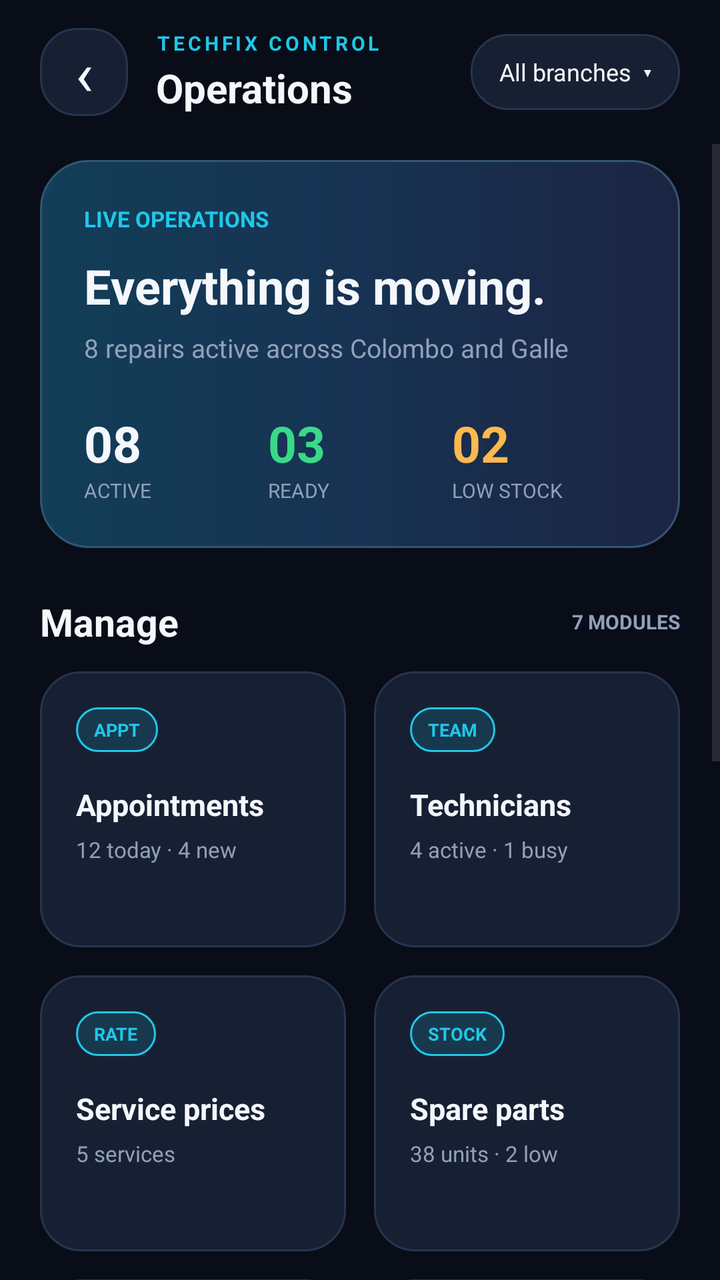
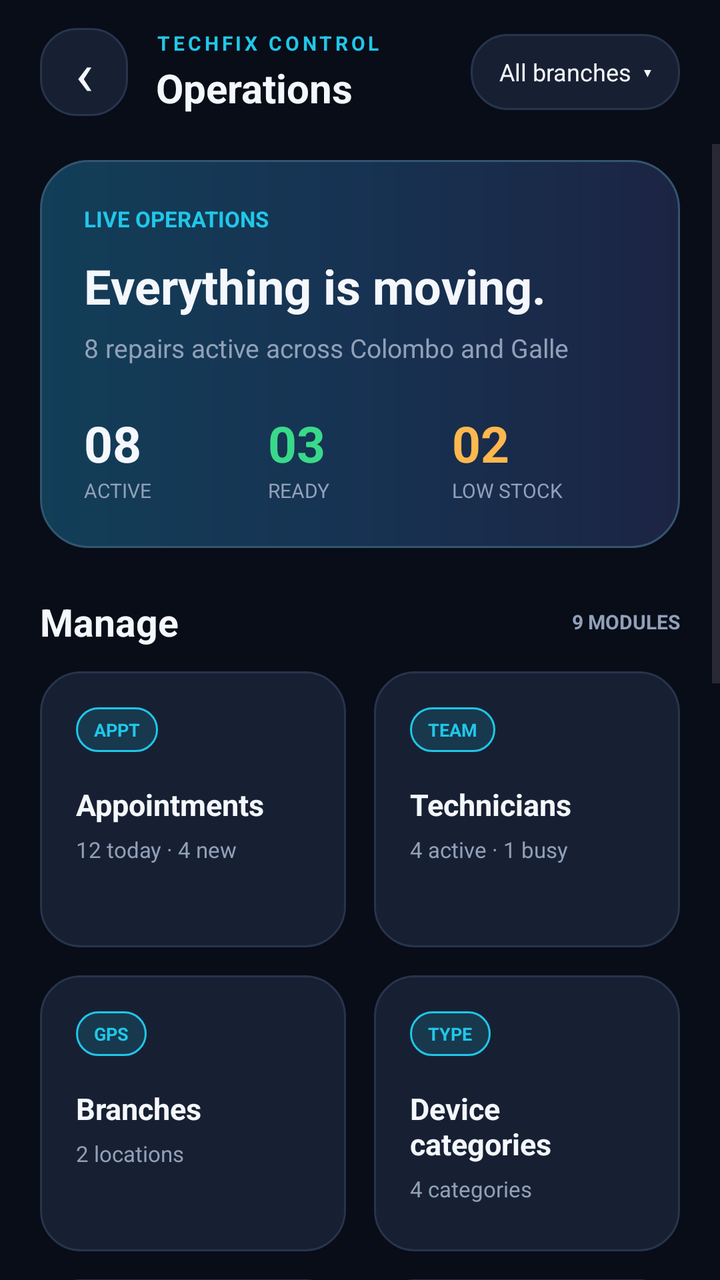

The first picture is an Android layout as it rendered before a commit; the second is the same layout after the commit. The layout source and the unified diff follow.
<!-- AndroidManifest.xml: application theme Theme.TechFix -->
<!-- res/layout/activity_management_dashboard.xml -->
<?xml version="1.0" encoding="utf-8" ?>
<LinearLayout
    xmlns:android="http://schemas.android.com/apk/res/android"
    xmlns:tools="http://schemas.android.com/tools"
    android:id="@+id/main"
    android:layout_width="match_parent"
    android:layout_height="match_parent"
    android:background="@color/management_bg"
    android:orientation="vertical"
    tools:context=".ManagementDashboardActivity"
>

    <LinearLayout
        android:layout_width="match_parent"
        android:layout_height="72dp"
        android:gravity="center_vertical"
        android:orientation="horizontal"
        android:paddingHorizontal="20dp"
    >

        <TextView
            android:id="@+id/btnManagementBack"
            android:layout_width="44dp"
            android:layout_height="44dp"
            android:background="@drawable/bg_management_chip"
            android:clickable="true"
            android:focusable="true"
            android:gravity="center"
            android:text="‹"
            android:textColor="@color/management_text"
            android:textSize="30sp"
        />

        <LinearLayout
            android:layout_width="0dp"
            android:layout_height="wrap_content"
            android:layout_marginStart="14dp"
            android:layout_weight="1"
            android:orientation="vertical"
        >

            <TextView
                android:layout_width="wrap_content"
                android:layout_height="wrap_content"
                android:letterSpacing="0.16"
                android:text="TECHFIX CONTROL"
                android:textColor="@color/management_cyan"
                android:textSize="10sp"
                android:textStyle="bold"
            />

            <TextView
                android:layout_width="wrap_content"
                android:layout_height="wrap_content"
                android:layout_marginTop="2dp"
                android:text="Operations"
                android:textColor="@color/management_text"
                android:textSize="20sp"
                android:textStyle="bold"
            />
        </LinearLayout>

        <TextView
            android:layout_width="wrap_content"
            android:layout_height="38dp"
            android:background="@drawable/bg_management_chip"
            android:gravity="center"
            android:paddingHorizontal="14dp"
            android:text="All branches  ▾"
            android:textColor="@color/management_text"
            android:textSize="12sp"
        />
    </LinearLayout>

    <ScrollView
        android:layout_width="match_parent"
        android:layout_height="0dp"
        android:layout_weight="1"
        android:clipToPadding="false"
        android:fillViewport="true"
        android:overScrollMode="never"
    >

        <LinearLayout
            android:layout_width="match_parent"
            android:layout_height="wrap_content"
            android:orientation="vertical"
            android:paddingStart="20dp"
            android:paddingTop="8dp"
            android:paddingEnd="20dp"
            android:paddingBottom="30dp"
        >

            <LinearLayout
                android:layout_width="match_parent"
                android:layout_height="wrap_content"
                android:background="@drawable/bg_management_hero"
                android:orientation="vertical"
                android:padding="22dp"
            >

                <TextView
                    android:layout_width="wrap_content"
                    android:layout_height="wrap_content"
                    android:text="LIVE OPERATIONS"
                    android:textColor="@color/management_cyan"
                    android:textSize="11sp"
                    android:textStyle="bold"
                />

                <TextView
                    android:layout_width="wrap_content"
                    android:layout_height="wrap_content"
                    android:layout_marginTop="10dp"
                    android:text="Everything is moving."
                    android:textColor="@color/management_text"
                    android:textSize="24sp"
                    android:textStyle="bold"
                />

                <TextView
                    android:id="@+id/tvDashboardSummary"
                    android:layout_width="wrap_content"
                    android:layout_height="wrap_content"
                    android:layout_marginTop="6dp"
                    android:text="8 repairs active across Colombo and Galle"
                    android:textColor="@color/management_muted"
                    android:textSize="13sp"
                />

                <LinearLayout
                    android:layout_width="match_parent"
                    android:layout_height="wrap_content"
                    android:layout_marginTop="22dp"
                    android:orientation="horizontal"
                >

                    <LinearLayout
                        android:layout_width="0dp"
                        android:layout_height="wrap_content"
                        android:layout_weight="1"
                        android:orientation="vertical"
                    >
                        <TextView
                            android:id="@+id/tvDashboardActive"
                            android:layout_width="wrap_content"
                            android:layout_height="wrap_content"
                            android:text="08"
                            android:textColor="@color/management_text"
                            android:textSize="25sp"
                            android:textStyle="bold"
                        />
                        <TextView
                            android:layout_width="wrap_content"
                            android:layout_height="wrap_content"
                            android:text="ACTIVE"
                            android:textColor="@color/management_muted"
                            android:textSize="10sp"
                        />
                    </LinearLayout>
                    <LinearLayout
                        android:layout_width="0dp"
                        android:layout_height="wrap_content"
                        android:layout_weight="1"
                        android:orientation="vertical"
                    >
                        <TextView
                            android:id="@+id/tvDashboardReady"
                            android:layout_width="wrap_content"
                            android:layout_height="wrap_content"
                            android:text="03"
                            android:textColor="@color/management_green"
                            android:textSize="25sp"
                            android:textStyle="bold"
                        />
                        <TextView
                            android:layout_width="wrap_content"
                            android:layout_height="wrap_content"
                            android:text="READY"
                            android:textColor="@color/management_muted"
                            android:textSize="10sp"
                        />
                    </LinearLayout>
                    <LinearLayout
                        android:layout_width="0dp"
                        android:layout_height="wrap_content"
                        android:layout_weight="1"
                        android:orientation="vertical"
                    >
                        <TextView
                            android:id="@+id/tvDashboardLowStock"
                            android:layout_width="wrap_content"
                            android:layout_height="wrap_content"
                            android:text="02"
                            android:textColor="@color/management_amber"
                            android:textSize="25sp"
                            android:textStyle="bold"
                        />
                        <TextView
                            android:layout_width="wrap_content"
                            android:layout_height="wrap_content"
                            android:text="LOW STOCK"
                            android:textColor="@color/management_muted"
                            android:textSize="10sp"
                        />
                    </LinearLayout>
                </LinearLayout>
            </LinearLayout>

            <LinearLayout
                android:layout_width="match_parent"
                android:layout_height="wrap_content"
                android:layout_marginTop="24dp"
                android:gravity="center_vertical"
                android:orientation="horizontal"
            >
                <TextView
                    android:layout_width="0dp"
                    android:layout_height="wrap_content"
                    android:layout_weight="1"
                    android:text="Manage"
                    android:textColor="@color/management_text"
                    android:textSize="19sp"
                    android:textStyle="bold"
                />
                <TextView
                    android:layout_width="wrap_content"
                    android:layout_height="wrap_content"
                    android:text="7 MODULES"
                    android:textColor="@color/management_muted"
                    android:textSize="10sp"
                    android:textStyle="bold"
                />
            </LinearLayout>

            <LinearLayout
                android:layout_width="match_parent"
                android:layout_height="wrap_content"
                android:layout_marginTop="12dp"
                android:orientation="horizontal"
            >
                <LinearLayout
                    android:id="@+id/manageAppointments"
                    style="@style/ManagementModuleCard"
                    android:layout_marginEnd="7dp"
                >
                    <TextView
                        style="@style/ManagementModuleCode"
                        android:text="APPT"
                    />
                    <TextView
                        style="@style/ManagementModuleTitle"
                        android:text="Appointments"
                    />
                    <TextView
                        android:id="@+id/tvDashboardAppointmentsMeta"
                        style="@style/ManagementModuleMeta"
                        android:text="12 today · 4 new"
                    />
                </LinearLayout>
                <LinearLayout
                    android:id="@+id/manageTechnicians"
                    style="@style/ManagementModuleCard"
                    android:layout_marginStart="7dp"
                >
                    <TextView
                        style="@style/ManagementModuleCode"
                        android:text="TEAM"
                    />
                    <TextView
                        style="@style/ManagementModuleTitle"
                        android:text="Technicians"
                    />
                    <TextView
                        android:id="@+id/tvDashboardTechniciansMeta"
                        style="@style/ManagementModuleMeta"
                        android:text="4 active · 1 busy"
                    />
                </LinearLayout>
            </LinearLayout>

            <LinearLayout
                android:layout_width="match_parent"
                android:layout_height="wrap_content"
                android:layout_marginTop="14dp"
                android:orientation="horizontal"
            >
                <LinearLayout
                    android:id="@+id/managePrices"
                    style="@style/ManagementModuleCard"
                    android:layout_marginEnd="7dp"
                >
                    <TextView
                        style="@style/ManagementModuleCode"
                        android:text="RATE"
                    />
                    <TextView
                        style="@style/ManagementModuleTitle"
                        android:text="Service prices"
                    />
                    <TextView
                        style="@style/ManagementModuleMeta"
                        android:text="5 services"
                    />
                </LinearLayout>
                <LinearLayout
                    android:id="@+id/manageParts"
                    style="@style/ManagementModuleCard"
                    android:layout_marginStart="7dp"
                >
                    <TextView
                        style="@style/ManagementModuleCode"
                        android:text="STOCK"
                    />
                    <TextView
                        style="@style/ManagementModuleTitle"
                        android:text="Spare parts"
                    />
                    <TextView
                        android:id="@+id/tvDashboardPartsMeta"
                        style="@style/ManagementModuleMeta"
                        android:text="38 units · 2 low"
                    />
                </LinearLayout>
            </LinearLayout>

            <LinearLayout
                android:layout_width="match_parent"
                android:layout_height="wrap_content"
                android:layout_marginTop="14dp"
                android:orientation="horizontal"
            >
                <LinearLayout
                    android:id="@+id/manageImages"
                    style="@style/ManagementModuleCard"
                    android:layout_marginEnd="7dp"
                >
                    <TextView
                        style="@style/ManagementModuleCode"
                        android:text="MEDIA"
                    />
                    <TextView
                        style="@style/ManagementModuleTitle"
                        android:text="Repair gallery"
                    />
                    <TextView
                        android:id="@+id/tvDashboardImagesMeta"
                        style="@style/ManagementModuleMeta"
                        android:text="24 images"
                    />
                </LinearLayout>
                <LinearLayout
                    android:id="@+id/managePayments"
                    style="@style/ManagementModuleCard"
                    android:layout_marginStart="7dp"
                >
                    <TextView
                        style="@style/ManagementModuleCode"
                        android:text="PAY"
                    />
                    <TextView
                        style="@style/ManagementModuleTitle"
                        android:text="Payments"
                    />
                    <TextView
                        android:id="@+id/tvDashboardPaymentsMeta"
                        style="@style/ManagementModuleMeta"
                        android:text="LKR 84.5K today"
                    />
                </LinearLayout>
            </LinearLayout>

            <LinearLayout
                android:id="@+id/manageStatuses"
                android:layout_width="match_parent"
                android:layout_height="82dp"
                android:layout_marginTop="14dp"
                android:background="@drawable/bg_management_card"
                android:clickable="true"
                android:focusable="true"
                android:gravity="center_vertical"
                android:orientation="horizontal"
                android:paddingHorizontal="18dp"
            >
                <TextView
                    android:layout_width="46dp"
                    android:layout_height="46dp"
                    android:background="@drawable/bg_management_status"
                    android:gravity="center"
                    android:text="SYNC"
                    android:textColor="@color/management_green"
                    android:textSize="9sp"
                    android:textStyle="bold"
                />
                <LinearLayout
                    android:layout_width="0dp"
                    android:layout_height="wrap_content"
                    android:layout_marginStart="14dp"
                    android:layout_weight="1"
                    android:orientation="vertical"
                >
                    <TextView
                        android:layout_width="wrap_content"
                        android:layout_height="wrap_content"
                        android:text="Repair status updates"
                        android:textColor="@color/management_text"
                        android:textSize="15sp"
                        android:textStyle="bold"
                    />
                    <TextView
                        android:layout_width="wrap_content"
                        android:layout_height="wrap_content"
                        android:layout_marginTop="4dp"
                        android:text="Move repairs through the workflow"
                        android:textColor="@color/management_muted"
                        android:textSize="12sp"
                    />
                </LinearLayout>
                <TextView
                    android:layout_width="wrap_content"
                    android:layout_height="wrap_content"
                    android:text="›"
                    android:textColor="@color/management_cyan"
                    android:textSize="28sp"
                />
            </LinearLayout>

            <TextView
                android:layout_width="wrap_content"
                android:layout_height="wrap_content"
                android:layout_marginTop="26dp"
                android:text="Recent activity"
                android:textColor="@color/management_text"
                android:textSize="19sp"
                android:textStyle="bold"
            />

            <LinearLayout
                android:layout_width="match_parent"
                android:layout_height="wrap_content"
                android:layout_marginTop="12dp"
                android:background="@drawable/bg_management_card"
                android:orientation="vertical"
                android:padding="18dp"
            >
                <TextView
                    android:id="@+id/tvDashboardActivityOne"
                    android:layout_width="match_parent"
                    android:layout_height="wrap_content"
                    android:text="#TF-1042 moved to Quality check"
                    android:textColor="@color/management_text"
                    android:textStyle="bold"
                />
                <TextView
                    android:id="@+id/tvDashboardActivityOneMeta"
                    android:layout_width="match_parent"
                    android:layout_height="wrap_content"
                    android:layout_marginTop="5dp"
                    android:text="Nimal Perera · Colombo · 8 min ago"
                    android:textColor="@color/management_muted"
                    android:textSize="12sp"
                />
                <View
                    android:layout_width="match_parent"
                    android:layout_height="1dp"
                    android:layout_marginVertical="16dp"
                    android:background="@color/management_border"
                />
                <TextView
                    android:id="@+id/tvDashboardActivityTwo"
                    android:layout_width="match_parent"
                    android:layout_height="wrap_content"
                    android:text="Payment received for #TF-1038"
                    android:textColor="@color/management_text"
                    android:textStyle="bold"
                />
                <TextView
                    android:id="@+id/tvDashboardActivityTwoMeta"
                    android:layout_width="match_parent"
                    android:layout_height="wrap_content"
                    android:layout_marginTop="5dp"
                    android:text="LKR 8,500 · Galle · 21 min ago"
                    android:textColor="@color/management_muted"
                    android:textSize="12sp"
                />
            </LinearLayout>
        </LinearLayout>
    </ScrollView>
</LinearLayout>
<!-- resources referenced by this layout -->
<resources>
  <color name="management_amber">#FFB84D</color>
  <color name="management_bg">#080D18</color>
  <color name="management_border">#27344D</color>
  <color name="management_cyan">#20C7E8</color>
  <color name="management_green">#39D98A</color>
  <color name="management_muted">#91A0B8</color>
  <color name="management_text">#F4F7FB</color>
  <!-- drawable bg_management_chip (drawable) -->
  <?xml version="1.0" encoding="utf-8" ?>
  <shape
      xmlns:android="http://schemas.android.com/apk/res/android"
      android:shape="rectangle"
  >
      <solid android:color="@color/management_surface_high" />
      <corners android:radius="18dp" />
      <stroke android:width="1dp" android:color="@color/management_border" />
  </shape>
  <!-- drawable bg_management_hero (drawable) -->
  <?xml version="1.0" encoding="utf-8" ?>
  <shape
      xmlns:android="http://schemas.android.com/apk/res/android"
      android:shape="rectangle"
  >
      <gradient
          android:angle="0"
          android:startColor="#123E58"
          android:centerColor="#173252"
          android:endColor="#1C2443"
      />
      <corners android:radius="24dp" />
      <stroke android:width="1dp" android:color="#34556F" />
  </shape>
  <!-- drawable bg_management_status (drawable) -->
  <?xml version="1.0" encoding="utf-8" ?>
  <shape
      xmlns:android="http://schemas.android.com/apk/res/android"
      android:shape="rectangle"
  >
      <solid android:color="#2239D98A" />
      <corners android:radius="12dp" />
      <stroke android:width="1dp" android:color="#6639D98A" />
  </shape>
  <style name="ManagementModuleCard">
          <item name="android:layout_width">0dp</item>
          <item name="android:layout_height">138dp</item>
          <item name="android:layout_weight">1</item>
          <item name="android:background">@drawable/bg_management_card</item>
          <item name="android:clickable">true</item>
          <item name="android:focusable">true</item>
          <item name="android:orientation">vertical</item>
          <item name="android:padding">18dp</item>
      </style>
  <style name="ManagementModuleCode">
          <item name="android:layout_width">wrap_content</item>
          <item name="android:layout_height">wrap_content</item>
          <item name="android:background">@drawable/bg_management_chip_active</item>
          <item name="android:paddingStart">9dp</item>
          <item name="android:paddingTop">5dp</item>
          <item name="android:paddingEnd">9dp</item>
          <item name="android:paddingBottom">5dp</item>
          <item name="android:textColor">@color/management_cyan</item>
          <item name="android:textSize">9sp</item>
          <item name="android:textStyle">bold</item>
      </style>
  <style name="ManagementModuleMeta">
          <item name="android:layout_width">wrap_content</item>
          <item name="android:layout_height">wrap_content</item>
          <item name="android:layout_marginTop">5dp</item>
          <item name="android:textColor">@color/management_muted</item>
          <item name="android:textSize">11sp</item>
      </style>
  <style name="ManagementModuleTitle">
          <item name="android:layout_width">wrap_content</item>
          <item name="android:layout_height">wrap_content</item>
          <item name="android:layout_marginTop">16dp</item>
          <item name="android:textColor">@color/management_text</item>
          <item name="android:textSize">15sp</item>
          <item name="android:textStyle">bold</item>
      </style>
  <style name="Theme.TechFix" parent="Base.Theme.TechFix" />
  <color name="management_surface_high">#172033</color>
  <!-- drawable bg_management_chip_active (drawable) -->
  <?xml version="1.0" encoding="utf-8" ?>
  <shape
      xmlns:android="http://schemas.android.com/apk/res/android"
      android:shape="rectangle"
  >
      <solid android:color="#2520C7E8" />
      <corners android:radius="18dp" />
      <stroke android:width="1dp" android:color="@color/management_cyan" />
  </shape>
  <style name="Base.Theme.TechFix" parent="Theme.Material3.DayNight.NoActionBar">
          
      </style>
  <!-- unchanged entries left out for length: 1 -->
</resources>

<!-- the commit's change to res/layout/activity_management_dashboard.xml (unified diff, before → after) -->
@@ -226,7 +226,7 @@
                 <TextView
                     android:layout_width="wrap_content"
                     android:layout_height="wrap_content"
-                    android:text="7 MODULES"
+                    android:text="9 MODULES"
                     android:textColor="@color/management_muted"
                     android:textSize="10sp"
                     android:textStyle="bold"
@@ -275,6 +275,52 @@
                         android:id="@+id/tvDashboardTechniciansMeta"
                         style="@style/ManagementModuleMeta"
                         android:text="4 active · 1 busy"
+                    />
+                </LinearLayout>
+            </LinearLayout>
+
+            <LinearLayout
+                android:layout_width="match_parent"
+                android:layout_height="wrap_content"
+                android:layout_marginTop="14dp"
+                android:orientation="horizontal"
+            >
+                <LinearLayout
+                    android:id="@+id/manageBranches"
+                    style="@style/ManagementModuleCard"
+                    android:layout_marginEnd="7dp"
+                >
+                    <TextView
+                        style="@style/ManagementModuleCode"
+                        android:text="GPS"
+                    />
+                    <TextView
+                        style="@style/ManagementModuleTitle"
+                        android:text="Branches"
+                    />
+                    <TextView
+                        android:id="@+id/tvDashboardBranchesMeta"
+                        style="@style/ManagementModuleMeta"
+                        android:text="2 locations"
+                    />
+                </LinearLayout>
+                <LinearLayout
+                    android:id="@+id/manageCategories"
+                    style="@style/ManagementModuleCard"
+                    android:layout_marginStart="7dp"
+                >
+                    <TextView
+                        style="@style/ManagementModuleCode"
+                        android:text="TYPE"
+                    />
+                    <TextView
+                        style="@style/ManagementModuleTitle"
+                        android:text="Device categories"
+                    />
+                    <TextView
+                        android:id="@+id/tvDashboardCategoriesMeta"
+                        style="@style/ManagementModuleMeta"
+                        android:text="4 categories"
                     />
                 </LinearLayout>
             </LinearLayout>
